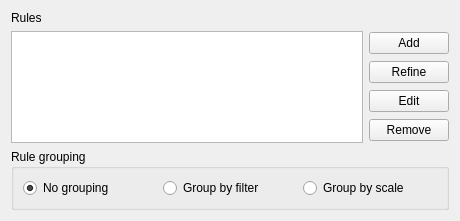
Before: the Qt Designer form qgis/src/ui/qgsrulebasedrendererv2widget.ui in sourcepole/qgis, drawn with Qt 5.
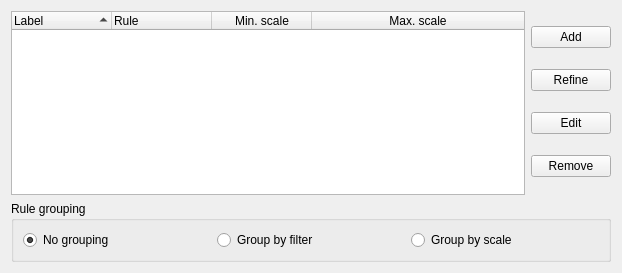
After: the same form once the commit is applied. Custom widgets are drawn as their Qt base class.

Commit message: [FEATURE] Labels for rules in rule-based renderers and some other goodies. Applied patch #3222 from Mayeul Kauffmann with various modifications.

Diff of the .ui file:
```diff
--- a/qgis/src/ui/qgsrulebasedrendererv2widget.ui
+++ b/qgis/src/ui/qgsrulebasedrendererv2widget.ui
@@ -6,8 +6,8 @@
    <rect>
     <x>0</x>
     <y>0</y>
-    <width>460</width>
-    <height>221</height>
+    <width>622</width>
+    <height>273</height>
    </rect>
   </property>
   <property name="windowTitle">
@@ -15,28 +15,45 @@
   </property>
   <layout class="QGridLayout" name="gridLayout">
    <item row="0" column="0">
-    <widget class="QLabel" name="label">
-     <property name="text">
-      <string>Rules</string>
-     </property>
-    </widget>
-   </item>
-   <item row="1" column="0">
     <widget class="QgsRendererRulesTreeWidget" name="treeRules">
      <property name="rootIsDecorated">
       <bool>false</bool>
      </property>
-     <property name="headerHidden">
+     <property name="sortingEnabled">
       <bool>true</bool>
      </property>
+     <property name="headerHidden">
+      <bool>false</bool>
+     </property>
+     <column>
+      <property name="text">
+       <string>Label</string>
+      </property>
+     </column>
      <column>
       <property name="text">
        <string>Rule</string>
       </property>
      </column>
+     <column>
+      <property name="text">
+       <string>Min. scale</string>
+      </property>
+      <property name="textAlignment">
+       <set>AlignHCenter|AlignVCenter|AlignCenter</set>
+      </property>
+     </column>
+     <column>
+      <property name="text">
+       <string>Max. scale</string>
+      </property>
+      <property name="textAlignment">
+       <set>AlignHCenter|AlignVCenter|AlignCenter</set>
+      </property>
+     </column>
     </widget>
    </item>
-   <item row="1" column="1">
+   <item row="0" column="1">
     <layout class="QVBoxLayout" name="verticalLayout">
      <item>
       <widget class="QPushButton" name="btnAddRule">
@@ -68,7 +85,7 @@
      </item>
     </layout>
    </item>
-   <item row="2" column="0" colspan="2">
+   <item row="1" column="0" colspan="2">
     <widget class="QGroupBox" name="groupBox">
      <property name="title">
       <string>Rule grouping</string>
```
The commit also changes 5 other files.
